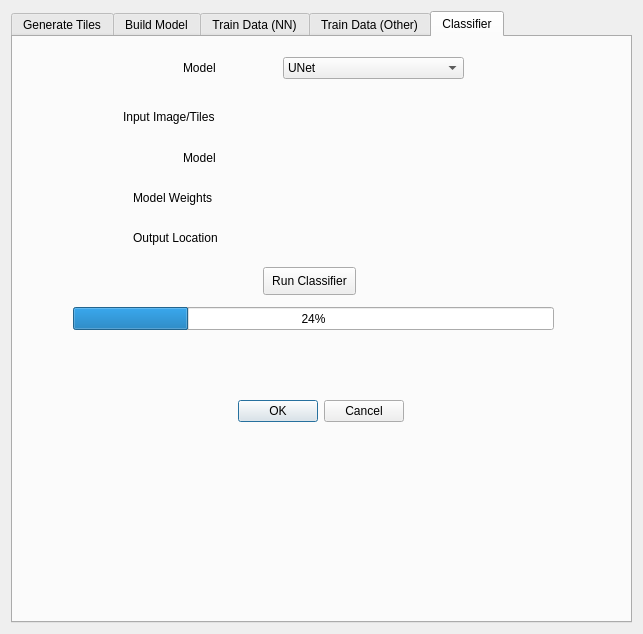
Before: the Qt Designer form RandomForestClassifier_dialog_base.ui in atishayjn/QGIS-Plugin, drawn with Qt 5.
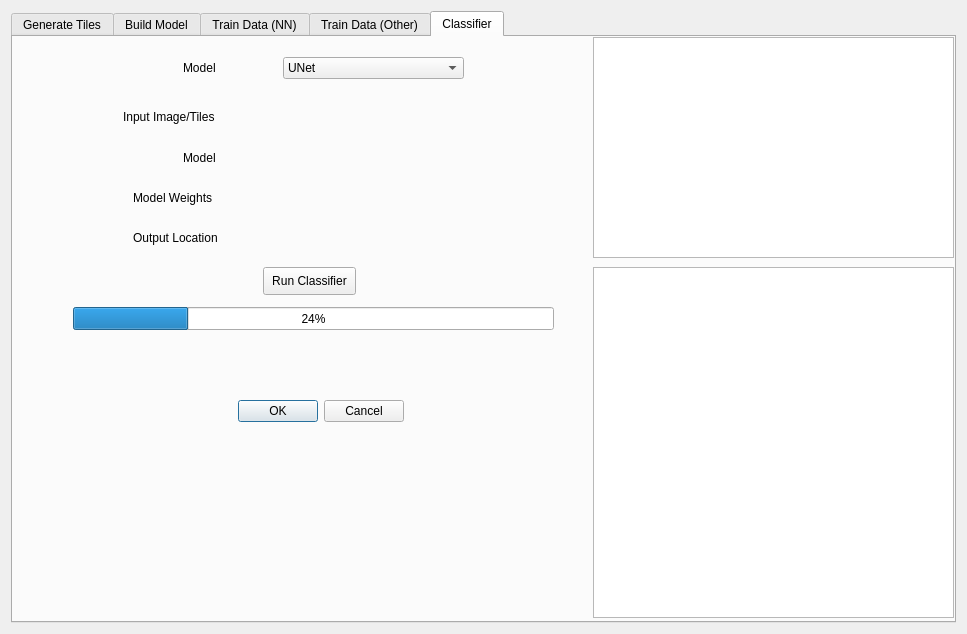
After: the same form once the commit is applied. The open tabs and pages were chosen to show the change. Custom widgets are drawn as their Qt base class.

Commit message: Help Box Added

```diff
--- a/RandomForestClassifier_dialog_base.ui
+++ b/RandomForestClassifier_dialog_base.ui
@@ -6,7 +6,7 @@
    <rect>
     <x>0</x>
     <y>0</y>
-    <width>643</width>
+    <width>967</width>
     <height>634</height>
    </rect>
   </property>
@@ -1639,6 +1639,26 @@
         <string>Model Weights</string>
        </property>
       </widget>
+      <widget class="QTextBrowser" name="mtextBrowser_tab5">
+       <property name="geometry">
+        <rect>
+         <x>580</x>
+         <y>0</y>
+         <width>361</width>
+         <height>221</height>
+        </rect>
+       </property>
+      </widget>
+      <widget class="QTextBrowser" name="htextBrowser_tab5">
+       <property name="geometry">
+        <rect>
+         <x>580</x>
+         <y>230</y>
+         <width>361</width>
+         <height>351</height>
+        </rect>
+       </property>
+      </widget>
      </widget>
     </widget>
    </item>
```
Left out of the diff: 82 changed lines with no effect on the pictures. The commit also changes 1 other file.
